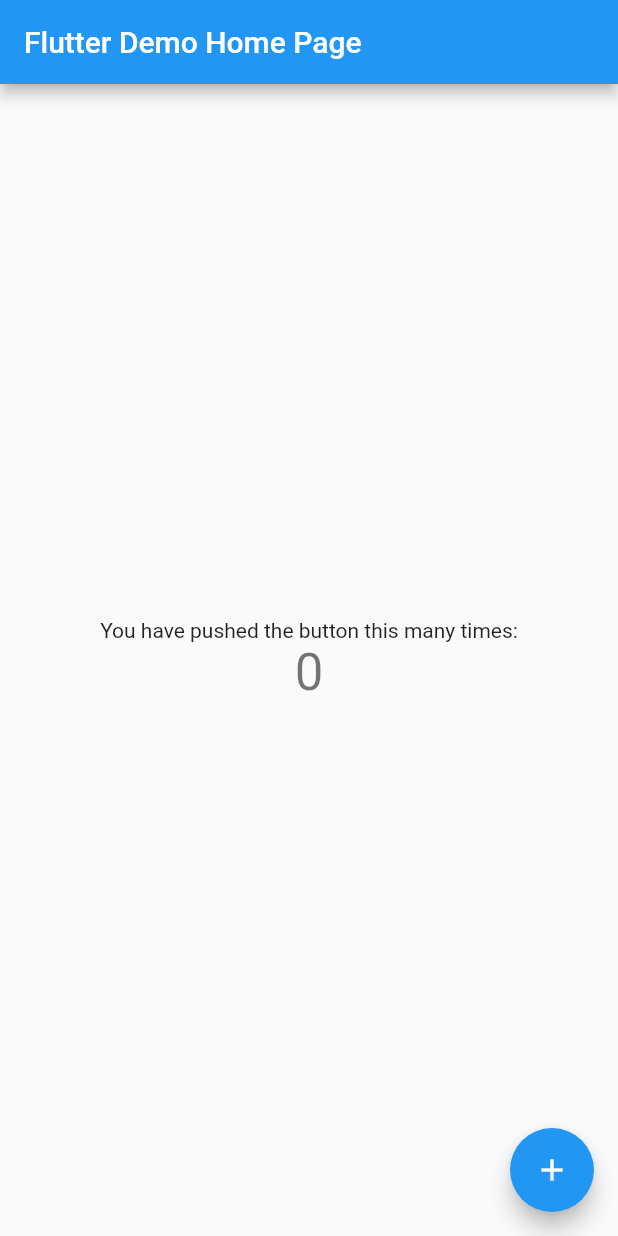
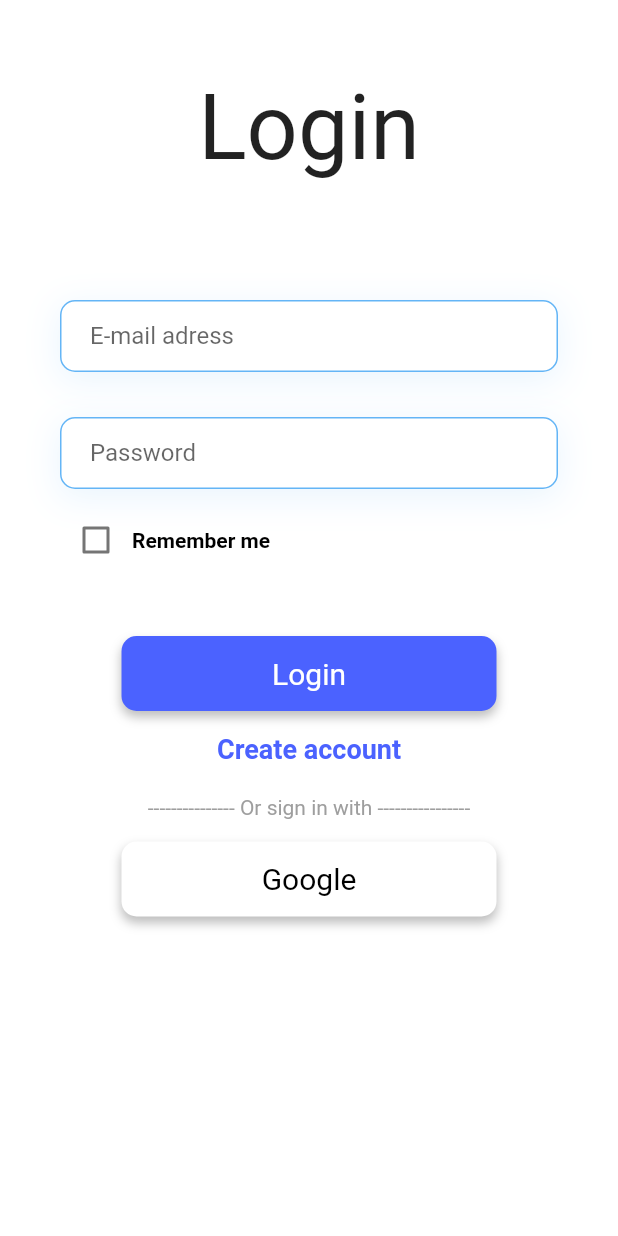
Before and after one commit to karolinakowalczyk/med-app-mobile, a Flutter app: the screen it shows after launch, on a phone screen of 412 x 824 dp. Run offline on Flutter 3.47's test engine with Material 2 defaults, Android fonts, the phone set to English and light mode, and no system bars; our stand-ins replace hexcolor.

Commit message:
Login i rejestracja

```diff
--- /dev/null
+++ b/med_app_mobile/lib/helpers/theme_helper.dart
@@ -0,0 +1,61 @@
+// ignore_for_file: deprecated_member_use
+
+import 'package:flutter/material.dart';
+import 'package:hexcolor/hexcolor.dart';
+
+// W tej klasie są style okien inputu i przycisków, logika nie jest potrzebna
+class ThemeHelper {
+
+  InputDecoration textInputDecoration([String labelText = "", String hintText = ""]) {
+    return InputDecoration(
+      labelText: labelText,
+      hintText: hintText,
+      fillColor: Colors.white,
+      filled: true,
+      contentPadding: const EdgeInsets.fromLTRB(20, 10, 20, 10),
+      focusedBorder: OutlineInputBorder(borderRadius: BorderRadius.circular(10.0), borderSide: const BorderSide(color: Colors.blue)),
+      enabledBorder: OutlineInputBorder(borderRadius: BorderRadius.circular(10.0), borderSide: BorderSide(color: Colors.blue.shade300)),
+      errorBorder: OutlineInputBorder(borderRadius: BorderRadius.circular(10.0), borderSide: BorderSide(color: Colors.red.shade300, width: 2.0)),
+      focusedErrorBorder: OutlineInputBorder(borderRadius: BorderRadius.circular(10.0), borderSide: const BorderSide(color: Colors.red, width: 2.0)),
+    );
+  }
+
+  BoxDecoration inputBoxDecorationShaddow() {
+    return BoxDecoration(boxShadow: [
+      BoxShadow(
+        color: Colors.blue.withOpacity(0.1),
+        blurRadius: 20,
+        offset: const Offset(0, 5),
+      )
+    ]);
+  }
+
+  BoxDecoration buttonBoxDecoration(BuildContext context, [String color1 = ""]) {
+    Color c1 = Theme.of(context).primaryColor;
+    if (color1.isEmpty == false) {
+      c1 = HexColor(color1);
+    }
+
+    return BoxDecoration(
+      boxShadow: const [
+        BoxShadow(color: Colors.black26, offset: Offset(0, 4), blurRadius: 5.0)
+      ],
+      color: c1,
+      borderRadius: BorderRadius.circular(10),
+    );
+  }
+
+  ButtonStyle buttonStyle() {
+    return ButtonStyle(
+      shape: MaterialStateProperty.all<RoundedRectangleBorder>(
+        RoundedRectangleBorder(
+          borderRadius: BorderRadius.circular(10.0),
+        ),
+      ),
+      fixedSize: MaterialStateProperty.all(const Size(250, 50)),
+      minimumSize: MaterialStateProperty.all(const Size(50, 50)),
+      backgroundColor: MaterialStateProperty.all(Colors.transparent),
+      shadowColor: MaterialStateProperty.all(Colors.transparent),
+    );
+  }
+}
--- a/med_app_mobile/lib/main.dart
+++ b/med_app_mobile/lib/main.dart
@@ -1,115 +1,38 @@
+// ignore_for_file: deprecated_member_use
+
 import 'package:flutter/material.dart';
+import 'package:hexcolor/hexcolor.dart';
+
+import 'pages/login_page.dart';
 
 void main() {
-  runApp(const MyApp());
+  runApp(MyApp());
 }
 
 class MyApp extends StatelessWidget {
-  const MyApp({Key? key}) : super(key: key);
+  MyApp({Key? key}) : super(key: key);
 
-  // This widget is the root of your application.
+  final Color _primaryColor = HexColor('#4B62FF');
+  final Color _accentColor = HexColor('#26C6DA');
+
+  // This widget is the root of application.
   @override
   Widget build(BuildContext context) {
     return MaterialApp(
       title: 'Flutter Demo',
       theme: ThemeData(
-        // This is the theme of your application.
-        //
-        // Try running your application with "flutter run". You'll see the
-        // application has a blue toolbar. Then, without quitting the app, try
-        // changing the primarySwatch below to Colors.green and then invoke
-        // "hot reload" (press "r" in the console where you ran "flutter run",
-        // or simply save your changes to "hot reload" in a Flutter IDE).
-        // Notice that the counter didn't reset back to zero; the application
-        // is not restarted.
-        primarySwatch: Colors.blue,
+        // This is the theme of application.
+
+        primaryColor: _primaryColor,
+        accentColor: _accentColor,
+        scaffoldBackgroundColor: Colors.grey.shade100,
+        primarySwatch: Colors.indigo,
+        appBarTheme: const AppBarTheme(
+          backgroundColor: Colors.indigo,
+        ),
       ),
-      home: const MyHomePage(title: 'Flutter Demo Home Page'),
+      home: const LoginPage(),
+      debugShowCheckedModeBanner: false,
     );
   }
 }
-
-class MyHomePage extends StatefulWidget {
-  const MyHomePage({Key? key, required this.title}) : super(key: key);
-
-  // This widget is the home page of your application. It is stateful, meaning
-  // that it has a State object (defined below) that contains fields that affect
-  // how it looks.
-
-  // This class is the configuration for the state. It holds the values (in this
-  // case the title) provided by the parent (in this case the App widget) and
-  // used by the build method of the State. Fields in a Widget subclass are
-  // always marked "final".
-
-  final String title;
-
-  @override
-  State<MyHomePage> createState() => _MyHomePageState();
-}
-
-class _MyHomePageState extends State<MyHomePage> {
-  int _counter = 0;
-
-  void _incrementCounter() {
-    setState(() {
-      // This call to setState tells the Flutter framework that something has
-      // changed in this State, which causes it to rerun the build method below
-      // so that the display can reflect the updated values. If we changed
-      // _counter without calling setState(), then the build method would not be
-      // called again, and so nothing would appear to happen.
-      _counter++;
-    });
-  }
-
-  @override
-  Widget build(BuildContext context) {
-    // This method is rerun every time setState is called, for instance as done
-    // by the _incrementCounter method above.
-    //
-    // The Flutter framework has been optimized to make rerunning build methods
-    // fast, so that you can just rebuild anything that needs updating rather
-    // than having to individually change instances of widgets.
-    return Scaffold(
-      appBar: AppBar(
-        // Here we take the value from the MyHomePage object that was created by
-        // the App.build method, and use it to set our appbar title.
-        title: Text(widget.title),
-      ),
-      body: Center(
-        // Center is a layout widget. It takes a single child and positions it
-        // in the middle of the parent.
-        child: Column(
-          // Column is also a layout widget. It takes a list of children and
-          // arranges them vertically. By default, it sizes itself to fit its
-          // children horizontally, and tries to be as tall as its parent.
-          //
-          // Invoke "debug painting" (press "p" in the console, choose the
-          // "Toggle Debug Paint" action from the Flutter Inspector in Android
-          // Studio, or the "Toggle Debug Paint" command in Visual Studio Code)
-          // to see the wireframe for each widget.
-          //
-          // Column has various properties to control how it sizes itself and
-          // how it positions its children. Here we use mainAxisAlignment to
-          // center the children vertically; the main axis here is the vertical
-          // axis because Columns are vertical (the cross axis would be
-          // horizontal).
-          mainAxisAlignment: MainAxisAlignment.center,
-          children: <Widget>[
-            const Text(
-              'You have pushed the button this many times:',
-            ),
-            Text(
-              '$_counter',
-              style: Theme.of(context).textTheme.headline4,
-            ),
-          ],
-        ),
-      ),
-      floatingActionButton: FloatingActionButton(
-        onPressed: _incrementCounter,
-        tooltip: 'Increment',
-        child: const Icon(Icons.add),
-      ), // This trailing comma makes auto-formatting nicer for build methods.
-    );
-  }
-}
--- /dev/null
+++ b/med_app_mobile/lib/pages/login_page.dart
@@ -0,0 +1,198 @@
+import 'package:flutter/material.dart';
+import 'package:med_app_mobile/helpers/theme_helper.dart';
+
+import 'main_page.dart';
+import 'registration_page.dart';
+
+/* Strona logowania - trzeba dodać logikę do przycisku 'Remember me', dodać logikę
+wysyłającą do odpowiedniego konta itp. */
+class LoginPage extends StatefulWidget {
+  const LoginPage({Key? key}) : super(key: key);
+
+  @override
+  State<LoginPage> createState() => _LoginPageState();
+}
+
+class _LoginPageState extends State<LoginPage> with RestorationMixin{
+
+  final Key _formKey = GlobalKey<FormState>();
+  RestorableBoolN checkboxValue = RestorableBoolN(false);
+
+  @override
+  String get restorationId => 'checkbox';
+
+  @override
+  void restoreState(RestorationBucket? oldBucket, bool initialRestore) {
+    registerForRestoration(checkboxValue, restorationId);
+  }
+
+  @override
+  void dispose() {
+    checkboxValue.dispose();
+    super.dispose();
+  }
+
+  @override
+  Widget build(BuildContext context) {
+    return Scaffold(
+      backgroundColor: Colors.white,
+      body: SingleChildScrollView(
+        child: Column(
+          children: [
+            SafeArea(
+              child: Container(
+                padding: const EdgeInsets.fromLTRB(20, 10, 20, 10),
+                margin: const EdgeInsets.fromLTRB(20, 10, 20, 10),
+                child: Column(
+                  children: [
+                    const SizedBox(height: 30),
+                    const Text(
+                      'Login',
+                      style: TextStyle(
+                        fontSize: 60,
+                        fontWeight: FontWeight.normal,
+                      ),
+                    ),
+                    const SizedBox(height: 80),
+                    Form(
+                      key: _formKey,
+                      child: Column(
+                        children: [
+                          Container(
+                            child: TextField(
+                              decoration: ThemeHelper().textInputDecoration('E-mail adress', 'Enter your e-mail adress'),
+                              keyboardType: TextInputType.emailAddress,
+                            ),
+                            decoration: ThemeHelper().inputBoxDecorationShaddow(),
+                          ),
+                          const SizedBox(height: 30),
+                          Container(
+                            child: TextField(
+                              obscureText: true,
+                              decoration: ThemeHelper().textInputDecoration('Password', 'Enter your password'),
+                            ),
+                            decoration: ThemeHelper().inputBoxDecorationShaddow(),
+                          ),
+                          const SizedBox(height: 10),
+                          Container(
+                            // Checkbox od zapamiętania użytkownika, trzeba to jakoś oprogramować
+                            margin: const EdgeInsets.fromLTRB(0, 0, 10, 20),
+                            alignment: Alignment.topLeft,
+                            child: Row(
+                              children: <Widget>[
+                                Checkbox(
+                                  value: checkboxValue.value,
+                                  onChanged: (value) {
+                                    setState(() {
+                                      checkboxValue.value = value;
+                                    });
+                                  },
+                                ),
+                                const Text(
+                                  'Remember me',
+                                  style: TextStyle(
+                                    color: Colors.black,
+                                    fontWeight: FontWeight.w600
+                                  ),
+                                ),
+                              ],
+                            ),
+                          ),
+                          Container(
+                            // Przycisk logujący do konta na podstawie hasła i e-maila
+                            margin: const EdgeInsets.fromLTRB(0, 20, 0, 0),
+                            decoration: ThemeHelper().buttonBoxDecoration(context),
+                            child: ElevatedButton(
+                              style: ThemeHelper().buttonStyle(),
+                              onPressed: () {
+                                Navigator.pushReplacement(
+                                  context,
+                                  MaterialPageRoute(
+                                    builder: (context) => const MainPage()
+                                  )
+                                );
+                              },
+                              child: const Padding(
+                                padding: EdgeInsets.fromLTRB(40, 10, 40, 10),
+                                child: Text(
+                                  'Login',
+                                  style: TextStyle(
+                                    fontSize: 20,
+                                    fontWeight: FontWeight.normal,
+                                    color: Colors.white,
+                                  ),
+                                ),
+                              ),
+                            ),
+                          ),
+                          Container(
+                            // Przycisk wysyłający do rejestracji, chyba nic nie trzeba dodawać
+                            margin: const EdgeInsets.fromLTRB(10, 15, 10, 20),
+                            alignment: Alignment.center,
+                            child: GestureDetector(
+                              onTap: () {
+                                Navigator.push(
+                                  context,
+                                  MaterialPageRoute(
+                                    builder: (context) => const RegistrationPage()
+                                  )
+                                );
+                              },
+                              child: Text(
+                                'Create account',
+                                style: TextStyle(
+                                  color: Theme.of(context).primaryColor,
+                                  fontSize: 18,
+                                  fontWeight: FontWeight.bold
+                                ),
+                              ),
+                            ),
+                          ),
+                          const Text(
+                            '--------------- Or sign in with ----------------',
+                            style: TextStyle(
+                              color: Colors.grey
+                            ),
+                          ),
+                          const SizedBox(width: 30),
+                          Container(
+                            // Przycisk do providera od Googla - oprogramować
+                            margin: const EdgeInsets.fromLTRB(10, 15, 10, 20),
+                            decoration: ThemeHelper().buttonBoxDecoration(context, '#FFFFFF'),
+                            child: ElevatedButton(
+                              style: ThemeHelper().buttonStyle(),
+                              onPressed: () {
+                                Navigator.pushReplacement(
+                                  context,
+                                  MaterialPageRoute(
+                                    builder: (context) => const MainPage()
+                                  )
+                                );
+                              },
+                              child: const Padding(
+                                padding: EdgeInsets.fromLTRB(40, 10, 40, 10),
+                                child: Text(
+                                  'Google',
+                                  style: TextStyle(
+                                    fontSize: 20,
+                                    fontWeight: FontWeight.normal,
+                                    color: Colors.black,
+                                  ),
+                                ),
+                              ),
+                            ),
+                          ),
+                          const SizedBox(width: 15),
+                        ],
+                      ),
+                    ),
+                  ],
+                ),
+              ),
+            ),
+          ],
+        ),
+      ),
+    );
+  }
+}
--- a/med_app_mobile/pubspec.yaml
+++ b/med_app_mobile/pubspec.yaml
@@ -34,6 +34,7 @@ dependencies:
   # The following adds the Cupertino Icons font to your application.
   # Use with the CupertinoIcons class for iOS style icons.
   cupertino_icons: ^1.0.2
+  hexcolor: ^2.0.4
 
 dev_dependencies:
   flutter_test:
```
Also changed, not shown: med_app_mobile/lib/pages/main_page.dart (added, +28 -0 lines), med_app_mobile/lib/pages/registration_page.dart (added, +181 -0 lines), med_app_mobile/pubspec.lock, 1 other file.
